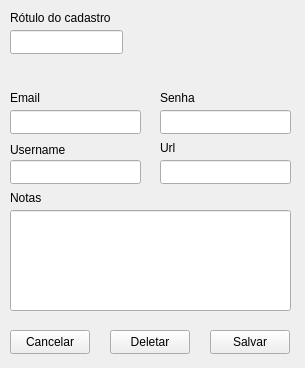
Old version of the form carddetailswindow.ui in the repository TiagoJSaraiva/CJOPROO.
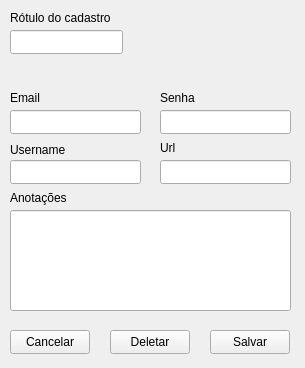
New version of the form.

Patch:
```diff
--- a/carddetailswindow.ui
+++ b/carddetailswindow.ui
@@ -104,12 +104,12 @@
     <rect>
      <x>10</x>
      <y>190</y>
-     <width>49</width>
+     <width>91</width>
      <height>16</height>
     </rect>
    </property>
    <property name="text">
-    <string>Notas</string>
+    <string>Anotações</string>
    </property>
   </widget>
   <widget class="QLabel" name="labelPassword">
```
